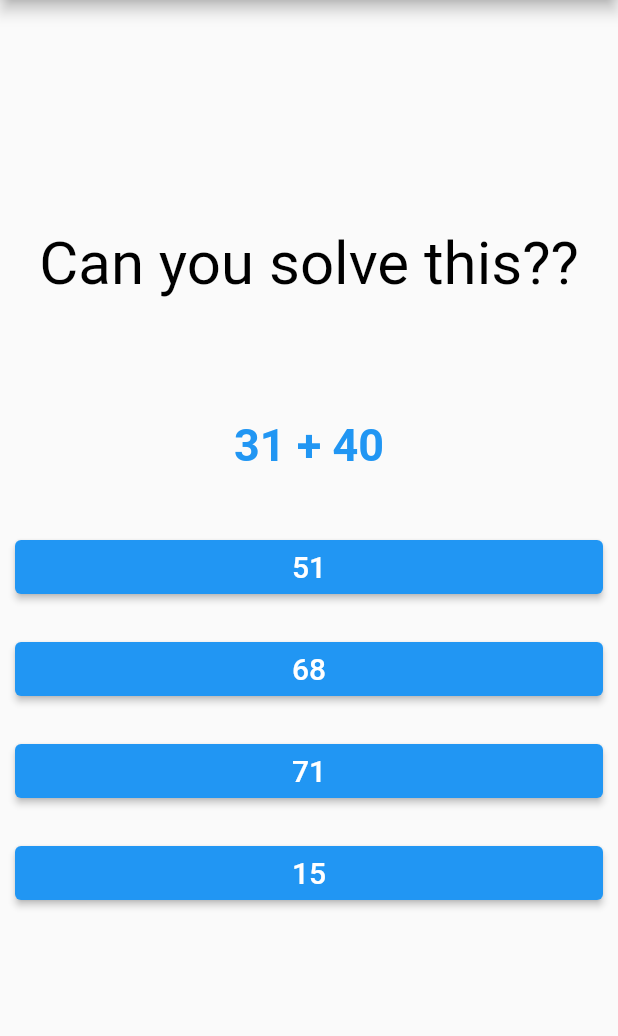
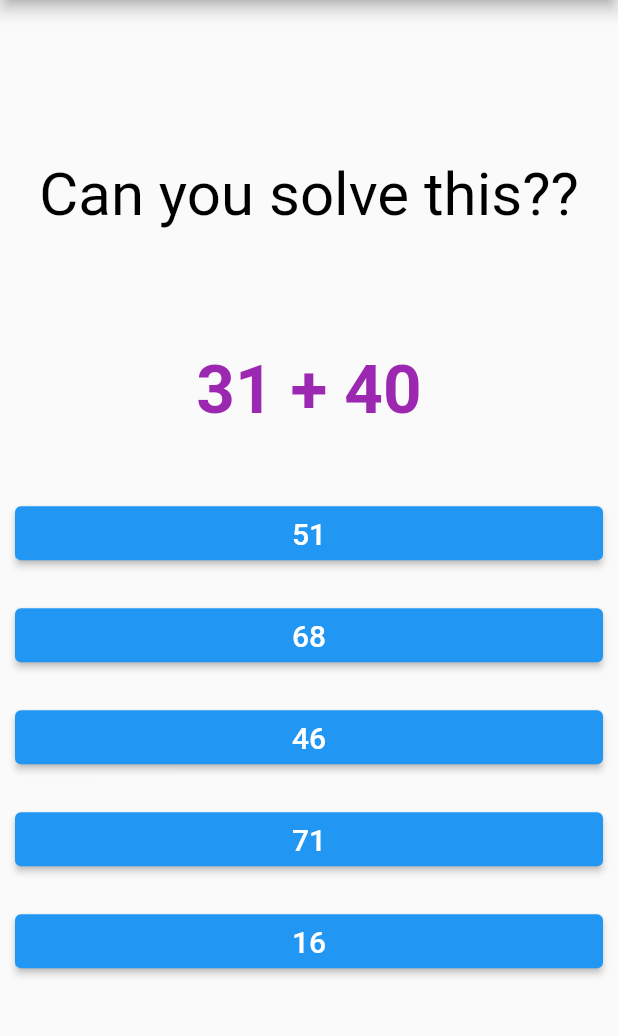
Before and after one commit to TheFirstSaiyan/MathWiz, a Flutter app: the screen it shows after launch, on a phone screen of 412 x 824 dp, the part 84-1120 px from its top. Run offline on Flutter 3.47's test engine with Material 2 defaults, Android fonts, the phone set to English and light mode, and no system bars.

```diff
--- a/lib/Option.dart
+++ b/lib/Option.dart
@@ -1,7 +1,7 @@
 import 'package:flutter/material.dart';
 
 class Option extends StatelessWidget {
-  final VoidCallback callback;
+  final Function(int) callback;
   final int option;
 
   Option(this.callback, this.option);
@@ -9,11 +9,10 @@ class Option extends StatelessWidget {
   @override
   Widget build(BuildContext context) {
     return Container(
-      width: double.infinity,
-      margin: EdgeInsets.all(10),
-      child: ElevatedButton(
-          onPressed: callback,
-          child: Text("$option", style: TextStyle(fontSize: 20))),
-    );
+        width: double.infinity,
+        margin: EdgeInsets.all(10),
+        child: ElevatedButton(
+            onPressed: (() => callback(option)),
+            child: Text("$option", style: TextStyle(fontSize: 20))));
   }
 }
--- a/lib/Question.dart
+++ b/lib/Question.dart
@@ -7,11 +7,11 @@ class Question extends StatelessWidget {
   @override
   Widget build(BuildContext context) {
     return Container(
-        margin: EdgeInsets.fromLTRB(20, 80, 20, 30),
+        margin: EdgeInsets.fromLTRB(20, 80, 20, 35),
         child: Text(questionText,
             style: TextStyle(
-                fontSize: 30,
-                color: Colors.blue,
+                fontSize: 45,
+                color: Colors.purple,
                 fontWeight: FontWeight.bold)));
   }
 }
--- a/lib/Quiz.dart
+++ b/lib/Quiz.dart
@@ -5,7 +5,7 @@ import './Option.dart';
 class Quiz extends StatelessWidget {
   final int num1, num2;
   final List<int> answers;
-  final VoidCallback callback;
+  final Function(int) callback;
 
   Quiz(this.num1, this.num2, this.answers, this.callback);
 
--- a/lib/Result.dart
+++ b/lib/Result.dart
@@ -10,7 +10,7 @@ class Result extends StatelessWidget {
     return Center(
         child: Text(
       resultText,
-      style: TextStyle(fontWeight: FontWeight.bold, fontSize: 30),
+      style: TextStyle(fontWeight: FontWeight.bold, fontSize: 35),
     ));
   }
 }
--- a/lib/main.dart
+++ b/lib/main.dart
@@ -18,8 +18,8 @@ class MyApp extends StatefulWidget {
 
 class MyAppState extends State<MyApp> {
   String text = "pressed ";
-  static const int numQuestions = 5;
-  static const int numOptions = 4;
+  static const int numQuestions = 10;
+  static const int numOptions = 5;
   int currentQuestion = 0;
   Random random = new Random();
   int num1 = 0;
@@ -44,8 +44,9 @@ class MyAppState extends State<MyApp> {
     print(answers);
   }
 
-  void updateQuestionAnswer() {
+  void updateQuestionAnswer(int chosenAnswer) {
     setState(() {
+      if (num1 + num2 == chosenAnswer) score++;
       if (currentQuestion < numQuestions) {
         num1 = random.nextInt(100) + 11;
         num2 = random.nextInt(100) + 3;
@@ -71,6 +72,6 @@ class MyAppState extends State<MyApp> {
             appBar: AppBar(title: Text("Math Wiz!")),
             body: currentQuestion <= numQuestions
                 ? Quiz(num1, num2, answers, updateQuestionAnswer)
-                : Result("Done")));
+                : Result("You scored ${score * 100 / numQuestions} %")));
   }
 }
```
